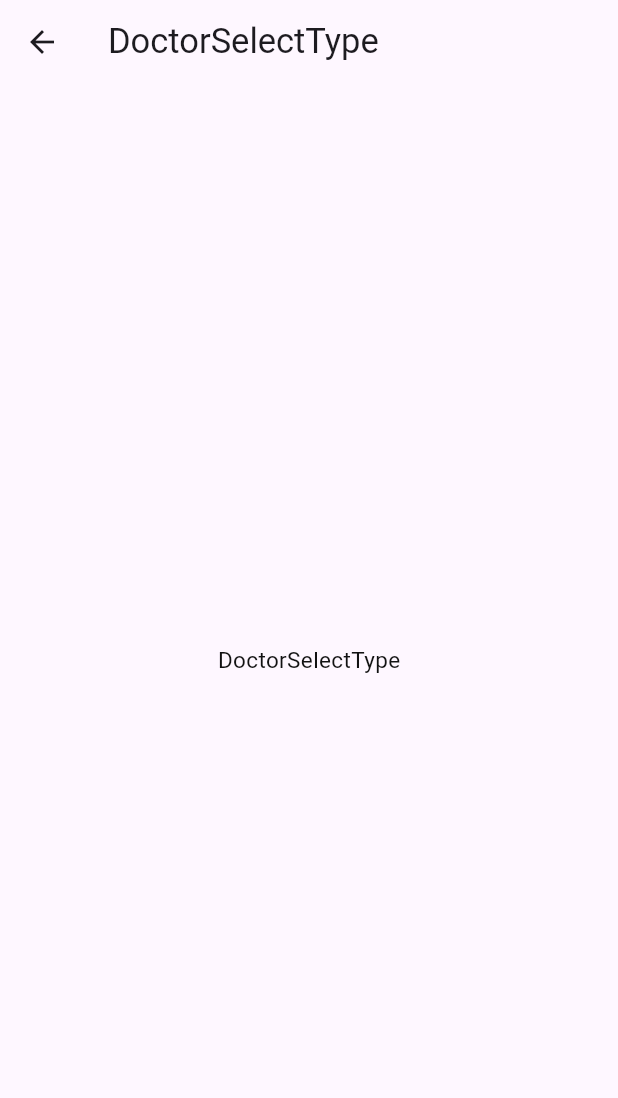
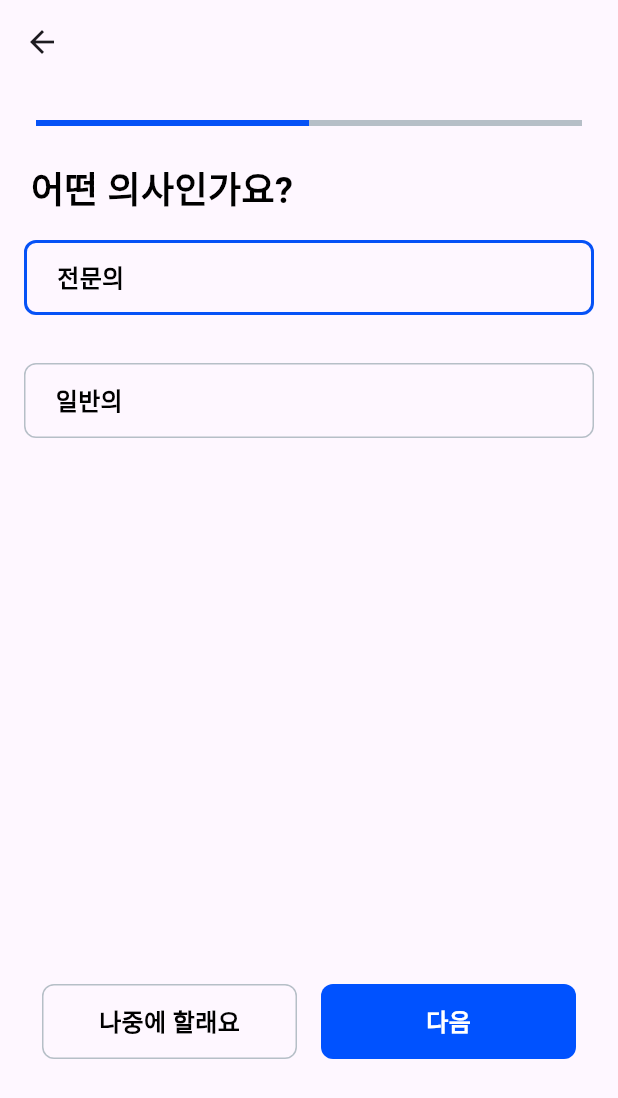
Before and after one commit to hoony00/testCADM, a Flutter app: the MemberTypeSelectionScreen screen opened by its route, after a tap on "다음", on a phone screen of 412 x 824 dp. Shown: the top 1098 px of the screen. Run offline on Flutter 3.47's test engine with Material 3 defaults, Android fonts, the phone set to English and light mode, and no system bars; our stand-ins replace cloud_firestore, convex_bottom_bar, device_info_plus, dio, easy_localization, flutter_image_compress and 8 more; missing offline and left inert: nav; accounts and stored records are empty; network calls fail; Roboto replaces fonts that are missing (Pretendard).

Commit message:
feat : 의사 정보

```diff
--- a/lib/app.dart
+++ b/lib/app.dart
@@ -4,6 +4,7 @@ import 'package:go_router/go_router.dart';
 import 'package:nav/nav.dart';
 import 'package:test04dm/common/extension/context_extension.dart';
 import 'package:test04dm/view/join/s_dealer_input_info.dart';
+import 'package:test04dm/view/join/s_doctor_input_info.dart';
 import 'package:test04dm/view/join/s_doctor_select_type.dart';
 import 'package:test04dm/view/join/s_member_type_selection.dart';
 import 'package:test04dm/view/main_page.dart';
@@ -85,6 +86,13 @@ class _AppState extends State<App> with  WidgetsBindingObserver {
                     name: 'doctor_select_type',
                     path: 'doctor_select_type',
                     builder: (context, state) =>  DoctorSelectTypeScreen(),
+                    routes: [
+                      GoRoute(
+                        name: 'doctor_input_info',
+                        path: 'doctor_input_info',
+                        builder: (context, state) =>  DoctorInputScreen(),
+                      ),
+                    ],
                   ),
                   GoRoute(
                     name: 'dealer_input_info',
--- a/lib/model/Enum/member_type.dart
+++ b/lib/model/Enum/member_type.dart
@@ -1,5 +1,6 @@
 enum MemberType {
   doctor,
+  physician,
   dealer,
   normal,
 }
--- a/lib/view/join/s_doctor_select_type.dart
+++ b/lib/view/join/s_doctor_select_type.dart
@@ -1,23 +1,68 @@
 import 'package:flutter/material.dart';
 import 'package:flutter_riverpod/flutter_riverpod.dart';
+import 'package:go_router/go_router.dart';
+
+import '../../model/Enum/member_type.dart';
+import '../../provider/enum/page_type.dart';
+import '../../widget/w_join_next_row.dart';
+import '../../widget/w_join_select_row.dart';
+import '../../widget/w_linear_progress_indicator.dart';
+import '../../widget/w_title.dart';
 
 class DoctorSelectTypeScreen extends ConsumerStatefulWidget {
   const DoctorSelectTypeScreen({super.key});
 
-
   @override
-  ConsumerState<DoctorSelectTypeScreen> createState() => _DoctorSelectTypeScreenState();
+  ConsumerState<DoctorSelectTypeScreen> createState() =>
+      _DoctorSelectTypeScreenState();
 }
 
-class _DoctorSelectTypeScreenState extends ConsumerState<DoctorSelectTypeScreen> {
+class _DoctorSelectTypeScreenState
+    extends ConsumerState<DoctorSelectTypeScreen> {
+  MemberType selectedMemberType = MemberType.physician; // 초기 선택된 회원 유형을 지정합니다.
+
   @override
   Widget build(BuildContext context) {
     return Scaffold(
-      appBar: AppBar(
-        title: Text('DoctorSelectType'),
-      ),
-      body: Center(
-        child: Text('DoctorSelectType'),
+      appBar: AppBar(),
+      body: Column(
+        crossAxisAlignment: CrossAxisAlignment.start,
+        mainAxisAlignment: MainAxisAlignment.start,
+        children: [
+          const CustomLinearIndicator(value: 0.5),
+          const JoinTitle(title: '어떤 의사인가요?'),
+
+          // 선택 가능한 회원 유형
+          SelectableMemberWidget(
+            text: '전문의',
+            isSelected: selectedMemberType == MemberType.physician,
+            onSelect: () {
+              setState(() {
+                selectedMemberType = MemberType.physician;
+              });
+            },
+          ),
+          SelectableMemberWidget(
+            text: '일반의',
+            isSelected: selectedMemberType == MemberType.doctor,
+            onSelect: () {
+              setState(() {
+                selectedMemberType = MemberType.doctor;
+              });
+            },
+          ),
+
+          //  ValueCheckButton(value1: selectedMemberType,),
+          const Spacer(),
+          // 다음 버튼
+
+          JoinNextButtonRow(
+            pageType: PageType.memberType,
+            onSelect: () {
+              context.goNamed('doctor_input_info');
+            },
+          ),
+        ],
       ),
     );
   }
--- a/lib/view/join/s_verification.dart
+++ b/lib/view/join/s_verification.dart
@@ -8,6 +8,7 @@ import 'package:velocity_x/velocity_x.dart';
 
 import '../../common/colors/color_palette.dart';
 import '../../common/font/pretendard.dart';
+import '../../widget/w_custom_textf.dart';
 import '../../widget/w_loding_container.dart';
 import '../../widget/w_title.dart';
 
@@ -19,7 +20,6 @@ class VerificationScreen extends ConsumerStatefulWidget {
 }
 
 class _VerificationScreenState extends ConsumerState<VerificationScreen> {
-
   late TextEditingController _phoneController;
   late TextEditingController _authNumberController;
   bool isVisibilityAuthNumber = false;
@@ -45,7 +45,8 @@ class _VerificationScreenState extends ConsumerState<VerificationScreen> {
               const JoinTitle(title: '반가워요! \n본인확인을 해주세요.'),
               _buildPhoneNumber(),
               _buildAuthNumber(),
-              _buildCheckButton(),
+              _buildCheckButton(
+                  _phoneController.text, _authNumberController.text),
             ],
           ),
           LoadingContainer(text: '정보 확인 중...', isVisible: isUploading),
@@ -57,28 +58,12 @@ class _VerificationScreenState extends ConsumerState<VerificationScreen> {
   Widget _buildPhoneNumber() {
     return Row(
       children: [
-        Container(
-          width: context.screenWidth * 0.54,
-          height: context.screenWidth * 0.13,
-          decoration: BoxDecoration(
-            border: Border.all(
-              color: Colors.grey[300]!,
-            ),
-            borderRadius: BorderRadius.circular(10),
-            color: Colors.white70,
-          ),
-
-          child: TextFormField(
-            /// todo : 포커스 받으면 테두리 색상 변경
-            controller: _phoneController,
-            keyboardType: TextInputType.phone,
-            decoration: const InputDecoration(
-              hintText: '휴대폰 번호 입력',
-              border: InputBorder.none,
-            ),
-          ).pOnly(left: 16),
-        ).p16(),
-
+        CustomTextField(
+          controller: _phoneController,
+          hintText: '휴대폰 번호 입력',
+          keyboardType: TextInputType.phone,
+          width: 0.53,
+        ),
         ElevatedButton(
           style: ElevatedButton.styleFrom(
             shape: RoundedRectangleBorder(
@@ -92,7 +77,7 @@ class _VerificationScreenState extends ConsumerState<VerificationScreen> {
               isVisibilityAuthNumber = true;
             });
           },
-          child:  const Text('인증번호 발송', style:  Pretendard.wblack2_s16_w500),
+          child: const Text('인증번호 발송', style: Pretendard.wblack2_s16_w500),
         ),
       ],
     );
@@ -109,7 +94,6 @@ class _VerificationScreenState extends ConsumerState<VerificationScreen> {
           borderRadius: BorderRadius.circular(10),
           color: Colors.white70,
         ),
-
         child: TextField(
           //밑에 라인 제거
           controller: _authNumberController,
@@ -123,11 +107,13 @@ class _VerificationScreenState extends ConsumerState<VerificationScreen> {
     );
   }
 
-  Widget _buildCheckButton() {
+  Widget _buildCheckButton(String phone, String authNumber) {
     return Visibility(
       visible: isVisibilityAuthNumber,
       child: ElevatedButton(
         onPressed: () {
+          print('다음 버튼 클릭 phone: $phone, authNumber: $authNumber');
+
           setState(() {
             isUploading = true;
           });
@@ -137,11 +123,7 @@ class _VerificationScreenState extends ConsumerState<VerificationScreen> {
               isUploading = false;
             });
             context.goNamed('MemberTypeSelectionScreen');
-
           });
-
-          // 버튼 클릭 시 처리할 코드 작성
-          print('로그인 버튼 클릭됨');
         },
         style: ElevatedButton.styleFrom(
           backgroundColor: ColorPalette.primaryColor,
--- a/lib/view/screen/login/s_login.dart
+++ b/lib/view/screen/login/s_login.dart
@@ -83,7 +83,7 @@ class _LoginScreenState extends ConsumerState<LoginScreen> {
       },
       style: ElevatedButton.styleFrom(
         backgroundColor: ColorPalette.primaryColor,
-        minimumSize: Size(400, 50),
+        minimumSize: const Size(400, 50),
         padding: const EdgeInsets.all(15.0),
         shape: RoundedRectangleBorder(
           borderRadius: BorderRadius.circular(10.0),
--- /dev/null
+++ b/lib/widget/w_custom_textf.dart
@@ -0,0 +1,39 @@
+import 'package:flutter/material.dart';
+import 'package:velocity_x/velocity_x.dart';
+
+class CustomTextField extends StatelessWidget {
+  final TextEditingController controller;
+  final String hintText;
+  final TextInputType keyboardType;
+  final double width;
+
+  const CustomTextField({
+    Key? key,
+    required this.controller,
+    required this.hintText,
+    this.keyboardType = TextInputType.text, required this.width,
+  }) : super(key: key);
+
+  @override
+  Widget build(BuildContext context) {
+    return Container(
+      width:  context.screenWidth * width ,
+      height: context.screenWidth * 0.13,
+      decoration: BoxDecoration(
+        border: Border.all(
+          color: Colors.grey[300]!,
+        ),
+        borderRadius: BorderRadius.circular(10),
+        color: Colors.white70,
+      ),
+      child: TextFormField(
+        controller: controller,
+        keyboardType: keyboardType,
+        decoration: InputDecoration(
+          hintText: hintText,
+          border: InputBorder.none,
+        ),
+      ).pOnly(left: 16),
+    ).p16();
+  }
+}
```
Also changed, not shown: lib/view/join/s_doctor_input_hospital.dart (deleted, +0 -24 lines), lib/view/join/s_doctor_input_info.dart (added, +80 -0 lines), lib/widget/w_dropdown.dart (added, +52 -0 lines).
